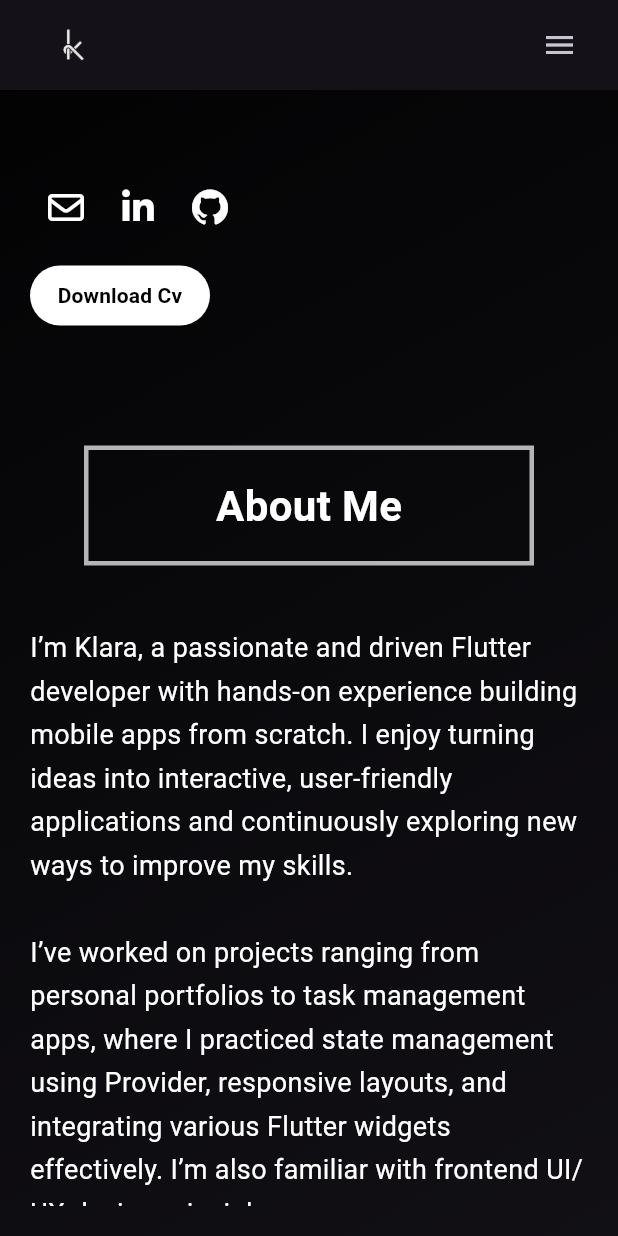
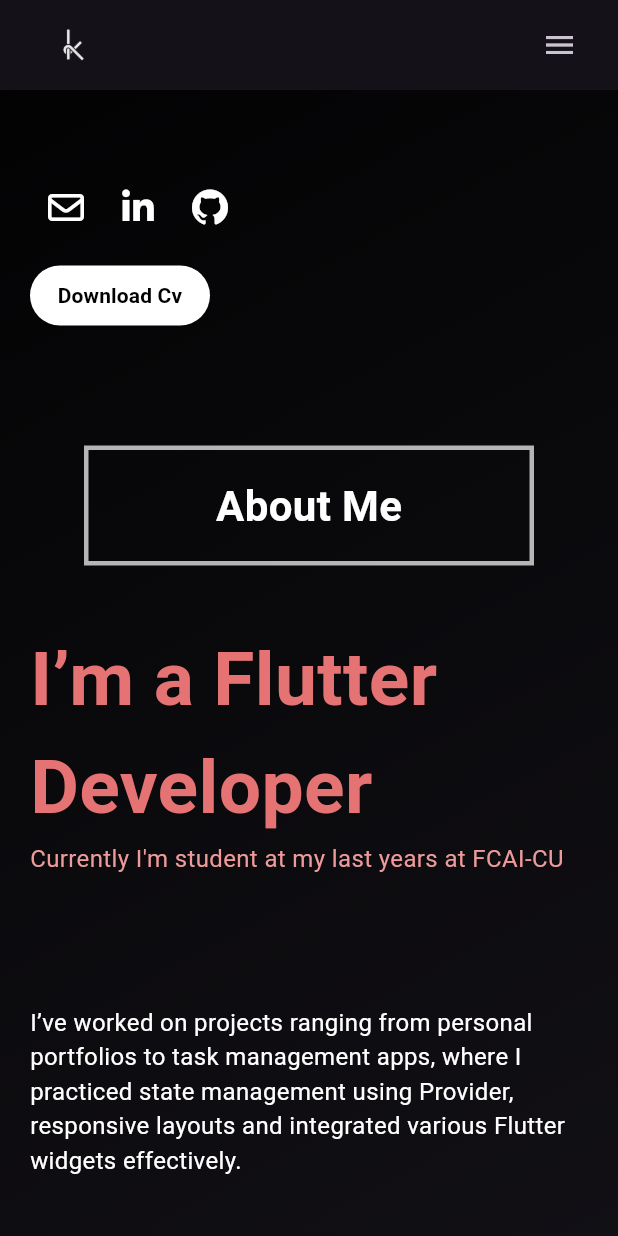
Before and after one commit to klarasameh1/Portfolio, a Flutter app: the screen it shows after launch, scrolled down 576 dp, on a phone screen of 412 x 824 dp. Run offline on Flutter 3.47's test engine with Material 3 defaults, Android fonts, the phone set to English and light mode, and no system bars; our stand-ins replace font_awesome_flutter.

Commit message:
styling about section

```diff
--- a/lib/pages/About/aboutPage.dart
+++ b/lib/pages/About/aboutPage.dart
@@ -8,31 +8,57 @@ class AboutPage extends StatelessWidget {
   Widget build(BuildContext context) {
     return Center(
       child: Column(
-          crossAxisAlignment: CrossAxisAlignment.center,
+          crossAxisAlignment: CrossAxisAlignment.start,
           children: [
 
-            RectangleBox(content: "About Me"),
+            Center(child: RectangleBox(content: "About Me")),
             const SizedBox(height: 40),
 
-             Text(
-              "I’m Klara, a passionate and driven Flutter developer with hands-on "
-                  "experience building mobile apps from scratch. I enjoy turning ideas into "
-                  "interactive, user-friendly applications and continuously exploring new ways "
-                  "to improve my skills.\n\n"
-                  "I’ve worked on projects ranging from personal portfolios to task management apps, "
-                  "where I practiced state management using Provider, responsive layouts, and integrating "
-                  "various Flutter widgets effectively. I’m also familiar with frontend UI/UX design principles.\n\n"
-                  "My goal is to contribute to projects that make a real difference while continuously "
-                  "improving as a Flutter developer.",
+            Text(
+              "I’m a Flutter Developer",
               style: TextStyle(
+                fontSize: 50,
+                color: Colors.red[300],
+                fontWeight: FontWeight.bold,
+              ),
+            ),
+            Text(
+              "Currently I'm student at my last years at FCAI-CU\n\n",
+              style: TextStyle(
+                fontSize: 16,
+                color: Colors.red[200],
+              ),
+            ),
+            SizedBox(height: 40,),
+
+            Text(
+              "I’ve worked on projects ranging from personal portfolios to task management apps, "
+                  "where I practiced state management using Provider, responsive layouts and "
+                  "integrated various Flutter widgets effectively.",
+              style: TextStyle(
+                fontSize: 16,
                 color: Colors.white,
-                fontSize: 18,
-                height: 1.6,
               ),
-              textAlign: TextAlign.start,
+            ),
+            SizedBox(height: 20),
+
+            Text(
+              "I Hope to contribute to projects that make a real difference "
+                  "while continuously improving as a Flutter developer.",
+              style: TextStyle(
+                fontSize: 16,
+                color: Colors.white,
+
+              ),
             ),
           ],
         ),
     );
   }
 }
+
+// Hi, I’m Klara, a Flutter developer passionate about turning ideas into smooth, engaging mobile experiences. I enjoy building apps from scratch and refining them into user-friendly solutions.
+//
+// I’ve developed projects ranging from personal portfolios to task management apps, practicing state management with Provider, responsive UI layouts, and Firebase integration. I also pay close attention to UI/UX principles to make applications both functional and beautiful.
+//
+// My goal is to grow as a developer by contributing to impactful projects while continuously learning and improving my craft.
```
